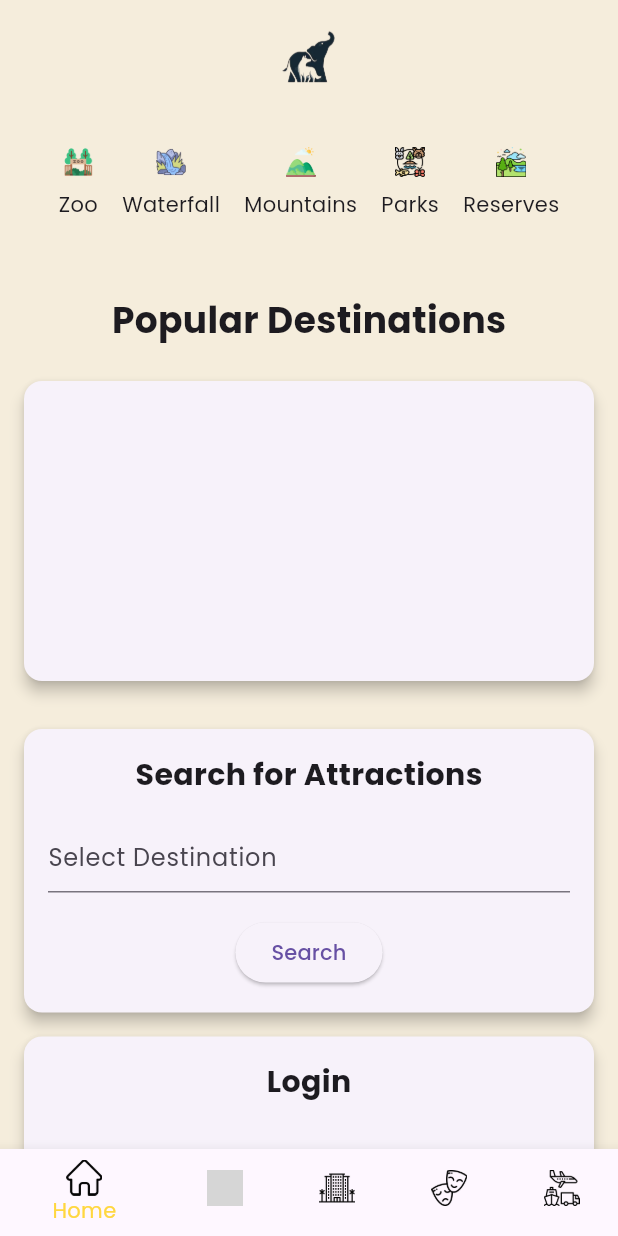
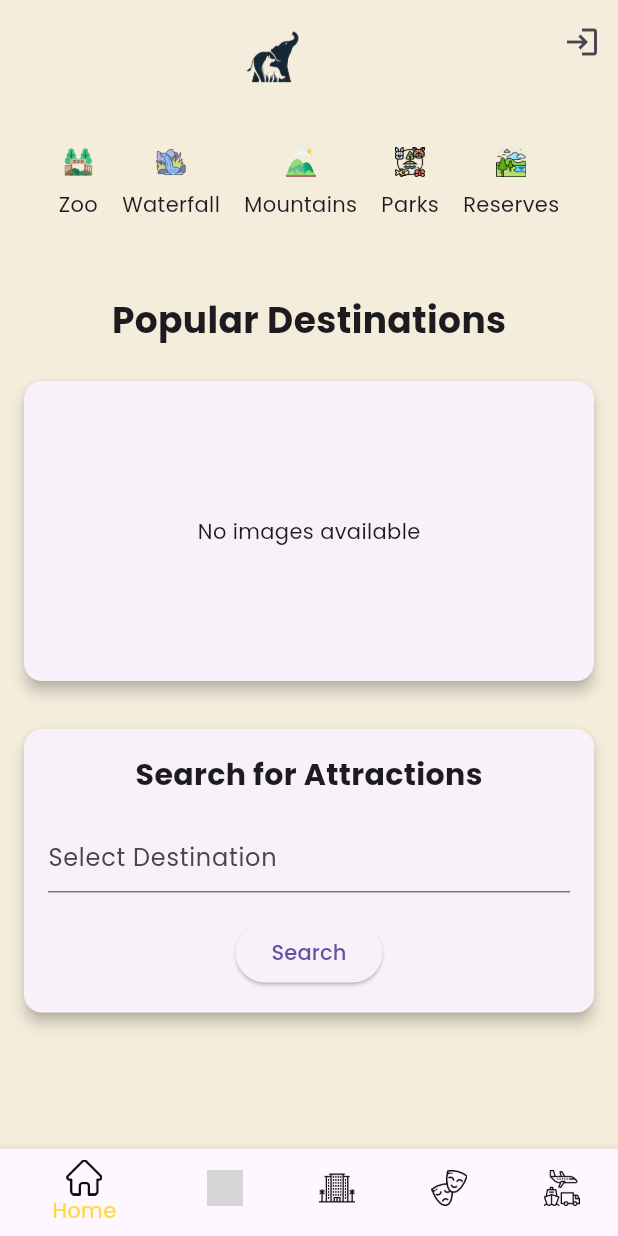
Before and after one commit to jimmyurl/safari-app-with-flutter, a Flutter app: the screen it shows after launch, on a phone screen of 412 x 824 dp. Run offline on Flutter 3.47's test engine with Material 3 defaults, Android fonts, the phone set to English and light mode, and no system bars; drawn by our look-alikes of carousel_slider; our stand-ins replace animated_text_kit, appwrite, flutter_typeahead, google_fonts, image_picker, photo_view and 1 more; accounts and stored records are empty; grey boxes are pictures that could not be loaded.

Commit message:
another update

```diff
--- a/lib/main.dart
+++ b/lib/main.dart
@@ -8,6 +8,7 @@ import 'package:tanzaniasafari/screens/hotels_screen.dart';
 import 'package:tanzaniasafari/screens/restaurant_screen.dart';
 import 'package:tanzaniasafari/screens/trips_screen.dart';
 import 'package:tanzaniasafari/screens/onboarding_screen.dart';
+import 'package:tanzaniasafari/screens/login_signup_page.dart'; // Import Login/Signup Page
 
 void main() async {
   WidgetsFlutterBinding.ensureInitialized();
@@ -30,11 +31,9 @@ class MyApp extends StatelessWidget {
       debugShowCheckedModeBanner: false,
       title: 'Safari UI',
       theme: ThemeData(
-        // Apply global text theme with Poppins font
         textTheme: GoogleFonts.poppinsTextTheme(
           Theme.of(context).textTheme,
         ),
-        // Customize primary color, scaffold background, etc.
         primaryColor: const Color(0xFF211955),
         scaffoldBackgroundColor: const Color(0xFFF5EDDC),
         appBarTheme: AppBarTheme(
@@ -59,6 +58,8 @@ class MyApp extends StatelessWidget {
         '/activities': (context) => ActivitiesScreen(),
         '/restaurants': (context) => RestaurantsScreen(),
         '/flights': (context) => FlightsScreen(),
+        '/login': (context) =>
+            LoginSignupPage(), // Add the route to the LoginSignupPage
       },
     );
   }
@@ -89,7 +90,6 @@ class _TanzaniaSafariState extends State<_TanzaniaSafari> {
   }
 
   void _checkOnboarding() async {
-    // Simulate onboarding check
     await Future.delayed(const Duration(seconds: 3));
     if (mounted) {
       setState(() {
@@ -122,6 +122,15 @@ class _TanzaniaSafariState extends State<_TanzaniaSafari> {
                   ),
                 ],
               ),
+              actions: [
+                IconButton(
+                  icon: Icon(Icons.login),
+                  onPressed: () {
+                    Navigator.pushNamed(
+                        context, '/login'); // Navigate to the login page
+                  },
+                )
+              ],
             )
           : null,
       body: isOnBoarding ? const OnboardingScreen() : pages[bottomNavBarIndex],
--- a/lib/screens/homepage.dart
+++ b/lib/screens/homepage.dart
@@ -19,10 +19,9 @@ class HomePage extends StatefulWidget {
 }
 
 class _HomePageState extends State<HomePage> {
-  List popularDestinationsImages = [];
+  List<String> popularDestinationsImages = [];
   final TextEditingController _destinationController = TextEditingController();
   String selectedDestination = '';
-  bool isLoginMode = true;
 
   @override
   void initState() {
@@ -30,31 +29,31 @@ class _HomePageState extends State<HomePage> {
     _fetchPopularDestinationsImages();
   }
 
-  Future _fetchPopularDestinationsImages() async {
+  Future<void> _fetchPopularDestinationsImages() async {
     final client = Supabase.instance.client;
+
     try {
       // List files in the 'Popular-destinations' folder
-      final List storageResponse = await client.storage
+      final List<FileObject> storageResponse = await client.storage
           .from('images')
           .list(path: 'Popular-destinations');
 
       // Extract the URLs of the images
-      final List imageUrls =
-          await Future.wait(storageResponse.map((file) async {
+      final List<String> imageUrls = storageResponse.map((file) {
         return client.storage
             .from('images')
             .getPublicUrl('Popular-destinations/${file.name}');
-      }));
+      }).toList();
 
-      // Debugging: Log the fetched image URLs
-      print('Fetched Image URLs: $imageUrls');
+      // Debugging output
+      print("Fetched image URLs: $imageUrls");
 
       // Update the state with the fetched image URLs
       setState(() {
         popularDestinationsImages = imageUrls;
       });
     } catch (err) {
-      // Handle exception (Optional)
+      // Handle exception
       ScaffoldMessenger.of(context).showSnackBar(
         SnackBar(
           content: Text('Error fetching images: $err'),
@@ -103,7 +102,10 @@ class _HomePageState extends State<HomePage> {
             const SizedBox(height: 8.0),
             const Text(
               'Popular Destinations',
-              style: TextStyle(fontSize: 24, fontWeight: FontWeight.bold),
+              style: TextStyle(
+                fontSize: 24,
+                fontWeight: FontWeight.bold,
+              ),
             ),
             const SizedBox(height: 16.0),
             Card(
@@ -125,45 +127,28 @@ class _HomePageState extends State<HomePage> {
                         enableInfiniteScroll: true,
                         enlargeCenterPage: true,
                       ),
-                      items: popularDestinationsImages.map((imageUrl) {
+                      items: popularDestinationsImages.isNotEmpty
+                          ? popularDestinationsImages.map((imageUrl) {
                               return Container(
-                          margin: const EdgeInsets.symmetric(horizontal: 8),
+                                margin:
+                                    const EdgeInsets.symmetric(horizontal: 8),
                                 decoration: BoxDecoration(
                                   borderRadius: BorderRadius.circular(8),
                                   image: DecorationImage(
                                     image: NetworkImage(imageUrl),
-                                fit: BoxFit.cover),
-                          ),
-                          child: Stack(
-                            children: [
-                              Positioned(
-                                bottom: 0,
-                                left: 0,
-                                right: 0,
-                                child: Container(
-                                  color: Colors.black.withOpacity(0.5),
-                                  padding: const EdgeInsets.all(8.0),
-                                  child: Column(
-                                    crossAxisAlignment:
-                                        CrossAxisAlignment.start,
-                                    children: [
-                                      Text('Title Placeholder',
-                                          style: const TextStyle(
-                                              color: Colors.white,
-                                              fontSize: 18,
-                                              fontWeight: FontWeight.bold)),
-                                      Text('Location Placeholder',
-                                          style: const TextStyle(
-                                              color: Colors.white,
-                                              fontSize: 14)),
-                                    ],
+                                    fit: BoxFit.cover,
                                   ),
                                 ),
+                              );
+                            }).toList()
+                          : [
+                              Container(
+                                margin:
+                                    const EdgeInsets.symmetric(horizontal: 8),
+                                child: const Center(
+                                    child: Text('No images available')),
                               ),
                             ],
-                          ),
-                        );
-                      }).toList(),
                     ),
                   ),
                 ],
@@ -181,13 +166,13 @@ class _HomePageState extends State<HomePage> {
                   children: [
                     const Text(
                       'Search for Attractions',
-                      style:
-                          TextStyle(fontSize: 20, fontWeight: FontWeight.bold),
+                      style: TextStyle(
+                        fontSize: 20,
+                        fontWeight: FontWeight.bold,
                       ),
-                    const SizedBox(
-                      height: 16.0,
                     ),
-                    TypeAheadFormField(
+                    const SizedBox(height: 16.0),
+                    TypeAheadFormField<String>(
                       textFieldConfiguration: TextFieldConfiguration(
                         controller: _destinationController,
                         decoration: const InputDecoration(
@@ -199,7 +184,7 @@ class _HomePageState extends State<HomePage> {
                             .where((url) => url
                                 .toLowerCase()
                                 .contains(pattern.toLowerCase()))
-                            .map((url) => url)
+                            .map((url) => url) // Assuming URL as the suggestion
                             .toList();
                       },
                       itemBuilder: (context, suggestion) {
@@ -214,9 +199,7 @@ class _HomePageState extends State<HomePage> {
                         });
                       },
                     ),
-                    const SizedBox(
-                      height: 16.0,
-                    ),
+                    const SizedBox(height: 16.0),
                     ElevatedButton(
                       onPressed: () {
                         if (selectedDestination.isNotEmpty) {
@@ -244,73 +227,6 @@ class _HomePageState extends State<HomePage> {
                 ),
               ),
             ),
-            Card(
-              margin:
-                  const EdgeInsets.symmetric(horizontal: 16.0, vertical: 8.0),
-              elevation: 4,
-              child: Padding(
-                padding: const EdgeInsets.all(16.0),
-                child: Column(
-                  crossAxisAlignment: CrossAxisAlignment.center,
-                  children: [
-                    Text(
-                      isLoginMode ? 'Login' : 'Sign Up',
-                      style: const TextStyle(
-                          fontSize: 20, fontWeight: FontWeight.bold),
-                    ),
-                    const SizedBox(
-                      height: 16.0,
-                    ),
-                    TextField(
-                      decoration: const InputDecoration(
-                        labelText: 'Email',
-                      ),
-                    ),
-                    const SizedBox(
-                      height: 8.0,
-                    ),
-                    TextField(
-                      decoration: const InputDecoration(
-                        labelText: 'Password',
-                      ),
-                      obscureText: true,
-                    ),
-                    if (!isLoginMode)
-                      const SizedBox(
-                        height: 8.0,
-                      ),
-                    TextField(
-                      decoration: const InputDecoration(
-                        labelText: 'Confirm Password',
-                      ),
-                      obscureText: true,
-                    ),
-                    const SizedBox(
-                      height: 16.0,
-                    ),
-                    ElevatedButton(
-                      onPressed: () {
-                        // Handle login/signup logic
-                      },
-                      child: Text(isLoginMode ? 'Login' : 'Sign Up'),
-                    ),
-                    const SizedBox(
-                      height: 8.0,
-                    ),
-                    TextButton(
-                      onPressed: () {
-                        setState(() {
-                          isLoginMode = !isLoginMode;
-                        });
-                      },
-                      child: Text(isLoginMode
-                          ? 'Don\'t have an account? Sign Up'
-                          : 'Already have an account? Login'),
-                    ),
-                  ],
-                ),
-              ),
-            ),
           ],
         ),
       ),
@@ -323,9 +239,7 @@ class _HomePageState extends State<HomePage> {
       onTap: () {
         Navigator.push(
           context,
-          MaterialPageRoute(
-            builder: (context) => page,
-          ),
+          MaterialPageRoute(builder: (context) => page),
         );
       },
       child: Column(
```
Also changed, not shown: lib/screens/admin_panel_page.dart (added, +106 -0 lines), lib/screens/login_signup_page.dart (added, +130 -0 lines). Lines whose indentation alone changed are shown as unchanged.
